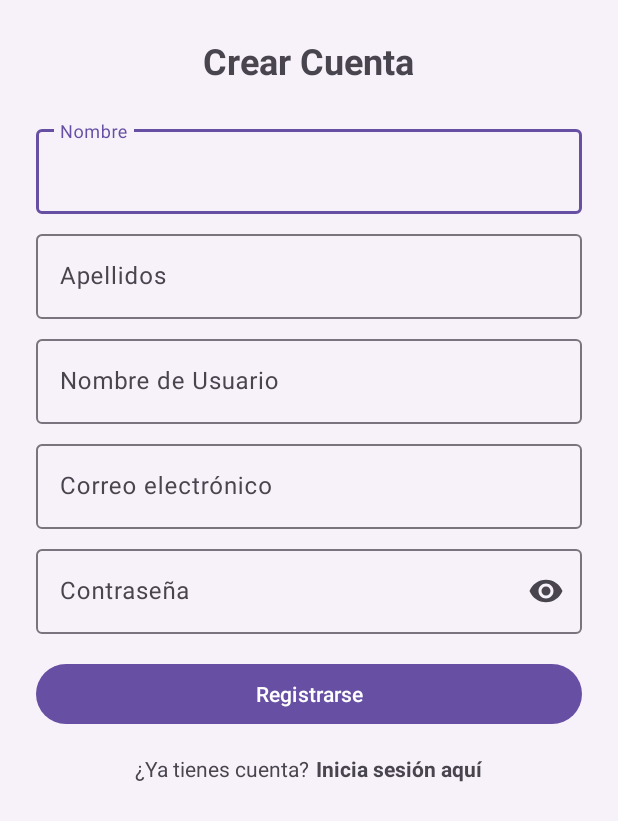
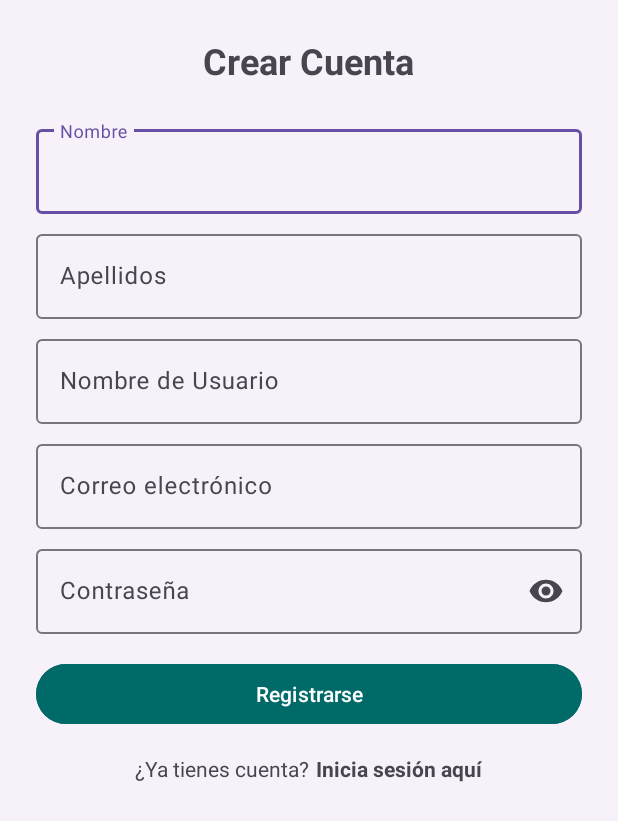
Before and after one commit to Hectorz25/2-Do-List-CC-Android, an Android app: the screen it shows after launch (AuthActivity), after a tap on "Registrate aquí", on a phone screen of 412 x 824 dp. Shown: the top 821 px of the screen. Run offline under Robolectric (Android 15) with nearby library versions, the phone set to English and light mode, and no system bars; our stand-ins replace Firebase (no records; nobody signed in at launch, a user with empty details on screens opened directly), Room's generated code; 2 other taps on this screen came first.

Commit message:
Fixed button colors

```diff
--- a/app/src/main/res/layout/fragment_create_list_bottom_sheet.xml
+++ b/app/src/main/res/layout/fragment_create_list_bottom_sheet.xml
@@ -95,12 +95,14 @@
 
         <com.google.android.material.button.MaterialButton
             android:id="@+id/btnCreate"
+            style="@style/Widget.Material3.Button"
             android:layout_width="wrap_content"
             android:layout_height="wrap_content"
             android:text="@string/btn_text_create"
             android:focusable="false"
             android:focusableInTouchMode="false"
-            style="@style/Widget.Material3.Button" />
+            android:backgroundTint="@color/md_theme_primary"
+            android:textColor="@android:color/white"/>
 
     </LinearLayout>
 
--- a/app/src/main/res/layout/fragment_edit_list_bottom_sheet.xml
+++ b/app/src/main/res/layout/fragment_edit_list_bottom_sheet.xml
@@ -93,6 +93,8 @@
             style="@style/Widget.Material3.Button"
             android:layout_width="wrap_content"
             android:layout_height="wrap_content"
+            android:backgroundTint="@color/md_theme_primary"
+            android:textColor="@android:color/white"
             android:text="@string/btn_text_save" />
 
     </LinearLayout>
--- a/app/src/main/res/layout/fragment_register_bottom_sheet.xml
+++ b/app/src/main/res/layout/fragment_register_bottom_sheet.xml
@@ -101,7 +101,9 @@
                 android:layout_width="match_parent"
                 android:layout_height="wrap_content"
                 android:text="@string/btn_text_create_account"
-                android:layout_marginBottom="16dp" />
+                android:layout_marginBottom="16dp"
+                android:backgroundTint="@color/md_theme_primary"
+                android:textColor="@android:color/white"/>
 
             <!-- ALREADY REGISTER -->
             <LinearLayout
```
